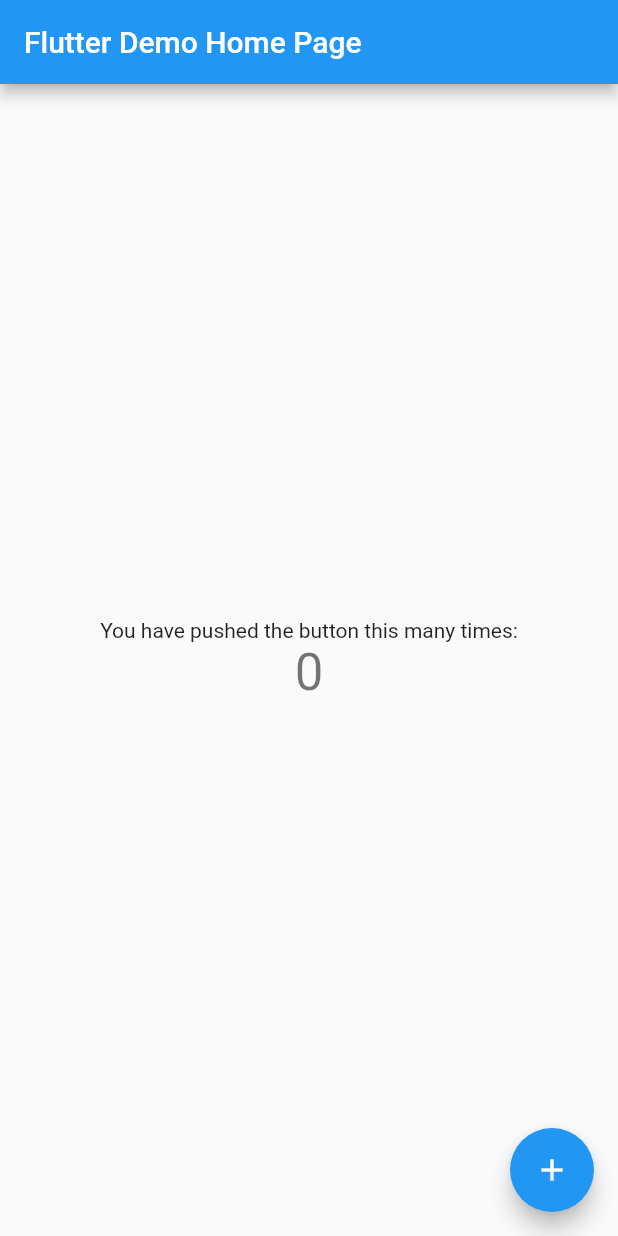
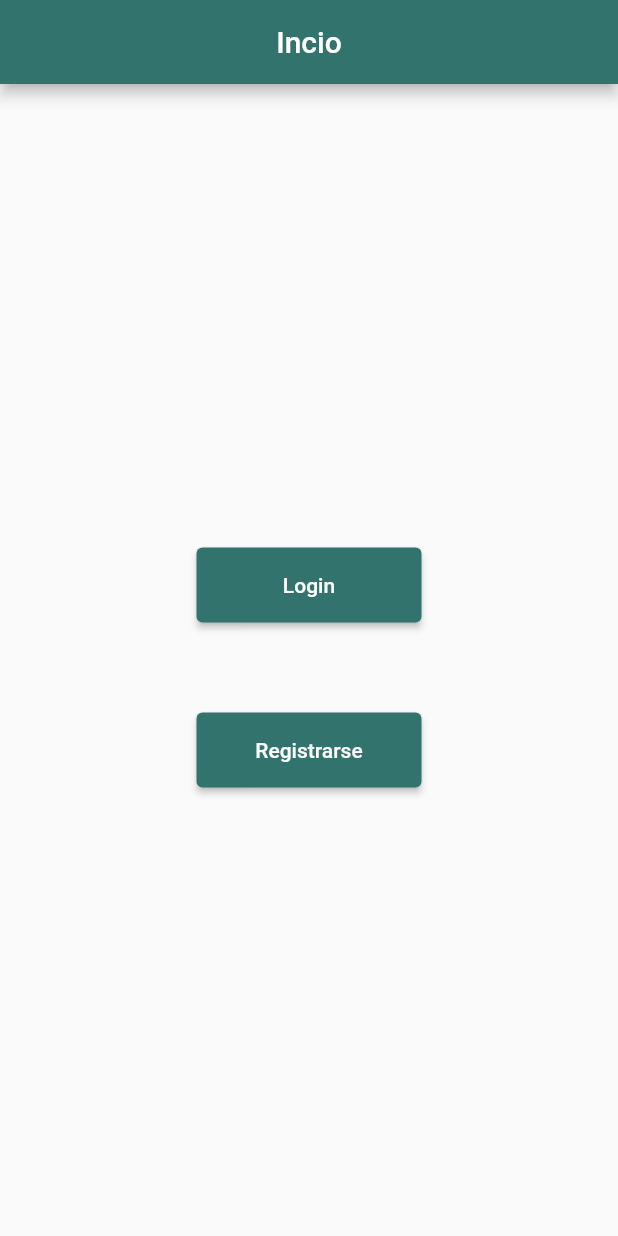
Before and after one commit to RadoV18/app-proyecto-movil, a Flutter app: the screen it shows after launch, on a phone screen of 412 x 824 dp. Run offline on Flutter 3.47's test engine with Material 2 defaults, Android fonts, the phone set to English and light mode, and no system bars.

Commit message:
Subiendo avance de disenio

```diff
--- /dev/null
+++ b/lib/home.dart
@@ -0,0 +1,101 @@
+import 'package:flutter/material.dart';
+import 'package:provider/provider.dart';
+
+import 'modelos.dart';
+
+class Home extends StatefulWidget {
+  const Home({Key? key}) : super(key: key);
+
+  @override
+  State<Home> createState() => _HomeState();
+}
+
+class _HomeState extends State<Home> {
+  var myProvider;
+  @override
+  Widget build(BuildContext context) {
+    myProvider = Provider.of<MyProvider>(context);
+    return MaterialApp(
+      home: Scaffold(
+        appBar: AppBar(
+            centerTitle: true,
+            title: Text('Incio'),
+            backgroundColor: Color(0xff32746D),
+        ),
+        body: Center (
+            child: Column (
+              mainAxisAlignment: MainAxisAlignment.center,
+
+              children: [
+                Container(
+                  margin: EdgeInsets.all(10.0),
+                  child: ElevatedButton(
+
+                    style: ElevatedButton.styleFrom(
+                      primary: Color(0xff32746D),
+                      minimumSize: Size(150, 50),
+
+                    ),
+                    onPressed: () {
+                      Navigator.pushNamed(context, '/app');
+                    },
+                    child: const Text('Login'),
+                  ),
+                ),
+
+                Container(
+                  margin: EdgeInsets.only(top: 50),
+
+                  child: ElevatedButton(
+                    style: ElevatedButton.styleFrom(
+                      primary: Color(0xff32746D),
+                      minimumSize: Size(150, 50),
+
+
+                    ),
+                    onPressed: () {
+                      Navigator.pushNamed(context, '/app');
+
+                    },
+                    child: const Text('Registrarse'),
+                  ),
+                ),
+
+              ],
+            )
+        )
+
+        /*
+          appBar: AppBar(title: Text('Provider')) ,
+          body: Center(
+
+              child: Column (
+                children: [
+                  TextButton(
+                      onPressed: (){
+                        Navigator.pushNamed(context, '/uno');
+                      },
+                      child: Text('Pagina uno')
+                  ),
+                  TextButton(
+                      onPressed: (){
+                        Navigator.pushNamed(context, '/dos');
+
+                      },
+                      child: Text('Pagina dos')
+                  ),
+                  TextButton(
+                      onPressed: (){
+                        Navigator.pushNamed(context, '/tres');
+                      },
+                      child: Text('Pagina tres')
+                  ),
+                ],
+              )
+          )
+
+         */
+      ),
+    );
+  }
+}
--- a/lib/main.dart
+++ b/lib/main.dart
@@ -1,4 +1,10 @@
 import 'package:flutter/material.dart';
+import 'package:provider/provider.dart';
+import 'package:proyecto_final/pages/app.dart';
+
+import 'home.dart';
+import 'modelos.dart';
+
 
 void main() {
   runApp(const MyApp());
@@ -10,106 +16,29 @@ class MyApp extends StatelessWidget {
   // This widget is the root of your application.
   @override
   Widget build(BuildContext context) {
-    return MaterialApp(
-      title: 'Flutter Demo',
-      theme: ThemeData(
-        // This is the theme of your application.
-        //
-        // Try running your application with "flutter run". You'll see the
-        // application has a blue toolbar. Then, without quitting the app, try
-        // changing the primarySwatch below to Colors.green and then invoke
-        // "hot reload" (press "r" in the console where you ran "flutter run",
-        // or simply save your changes to "hot reload" in a Flutter IDE).
-        // Notice that the counter didn't reset back to zero; the application
-        // is not restarted.
-        primarySwatch: Colors.blue,
+    return ChangeNotifierProvider(
+      create: (context) => MyProvider(),
+      child: MaterialApp(
+          onGenerateRoute: (RouteSettings settings) {
+            switch (settings.name){
+              case '/':
+              //break;
+                return MaterialPageRoute(builder: (context) => Home());
+              case '/app':
+                return MaterialPageRoute(builder: (context) => App());
+            // break;
+              case '/dos':
+              //return MaterialPageRoute(builder: (context) => Dos());
+
+            //break;
+              case '/tres':
+                //return MaterialPageRoute(builder: (context) => Tres());
+
+            //break;
+            }
+
+          }
       ),
-      home: const MyHomePage(title: 'Flutter Demo Home Page'),
     );
   }
 }
-
-class MyHomePage extends StatefulWidget {
-  const MyHomePage({Key? key, required this.title}) : super(key: key);
-
-  // This widget is the home page of your application. It is stateful, meaning
-  // that it has a State object (defined below) that contains fields that affect
-  // how it looks.
-
-  // This class is the configuration for the state. It holds the values (in this
-  // case the title) provided by the parent (in this case the App widget) and
-  // used by the build method of the State. Fields in a Widget subclass are
-  // always marked "final".
-
-  final String title;
-
-  @override
-  State<MyHomePage> createState() => _MyHomePageState();
-}
-
-class _MyHomePageState extends State<MyHomePage> {
-  int _counter = 0;
-
-  void _incrementCounter() {
-    setState(() {
-      // This call to setState tells the Flutter framework that something has
-      // changed in this State, which causes it to rerun the build method below
-      // so that the display can reflect the updated values. If we changed
-      // _counter without calling setState(), then the build method would not be
-      // called again, and so nothing would appear to happen.
-      _counter++;
-    });
-  }
-
-  @override
-  Widget build(BuildContext context) {
-    // This method is rerun every time setState is called, for instance as done
-    // by the _incrementCounter method above.
-    //
-    // The Flutter framework has been optimized to make rerunning build methods
-    // fast, so that you can just rebuild anything that needs updating rather
-    // than having to individually change instances of widgets.
-    return Scaffold(
-      appBar: AppBar(
-        // Here we take the value from the MyHomePage object that was created by
-        // the App.build method, and use it to set our appbar title.
-        title: Text(widget.title),
-      ),
-      body: Center(
-        // Center is a layout widget. It takes a single child and positions it
-        // in the middle of the parent.
-        child: Column(
-          // Column is also a layout widget. It takes a list of children and
-          // arranges them vertically. By default, it sizes itself to fit its
-          // children horizontally, and tries to be as tall as its parent.
-          //
-          // Invoke "debug painting" (press "p" in the console, choose the
-          // "Toggle Debug Paint" action from the Flutter Inspector in Android
-          // Studio, or the "Toggle Debug Paint" command in Visual Studio Code)
-          // to see the wireframe for each widget.
-          //
-          // Column has various properties to control how it sizes itself and
-          // how it positions its children. Here we use mainAxisAlignment to
-          // center the children vertically; the main axis here is the vertical
-          // axis because Columns are vertical (the cross axis would be
-          // horizontal).
-          mainAxisAlignment: MainAxisAlignment.center,
-          children: <Widget>[
-            const Text(
-              'You have pushed the button this many times:',
-            ),
-            Text(
-              '$_counter',
-              style: Theme.of(context).textTheme.headline4,
-            ),
-          ],
-        ),
-      ),
-      floatingActionButton: FloatingActionButton(
-        onPressed: _incrementCounter,
-        tooltip: 'Increment',
-        child: const Icon(Icons.add),
-      ), // This trailing comma makes auto-formatting nicer for build methods.
-    );
-  }
-}
--- /dev/null
+++ b/lib/modelos.dart
@@ -0,0 +1,18 @@
+import 'package:flutter/material.dart';
+
+class MyProvider with ChangeNotifier {
+  int _item = -1;
+  String _nombre = '';
+
+  int get item => _item;
+
+  set item(int value) {
+    _item = value;
+  }
+
+  String get nombre => _nombre;
+
+  set nombre(String value) {
+    _nombre = value;
+  }
+}
--- a/pubspec.yaml
+++ b/pubspec.yaml
@@ -29,6 +29,8 @@ environment:
 dependencies:
   flutter:
     sdk: flutter
+  provider:
+    version: ^6.0.2
 
 
   # The following adds the Cupertino Icons font to your application.
```
Also changed, not shown: lib/pages/app.dart (added, +49 -0 lines), lib/pages/login.dart (added), lib/pages/register.dart (added), pubspec.lock.
